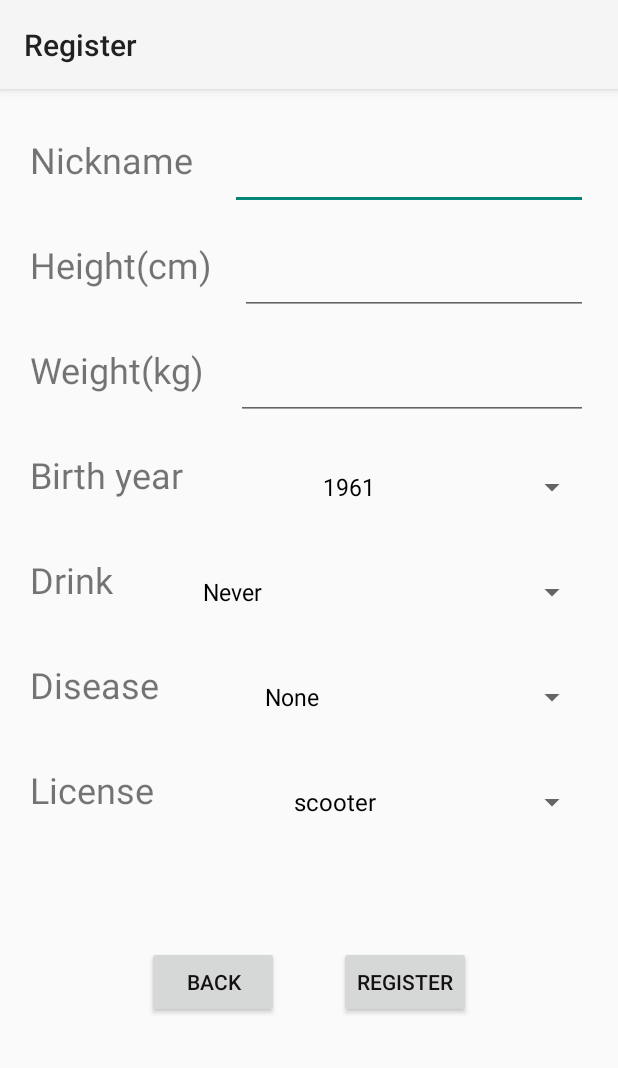
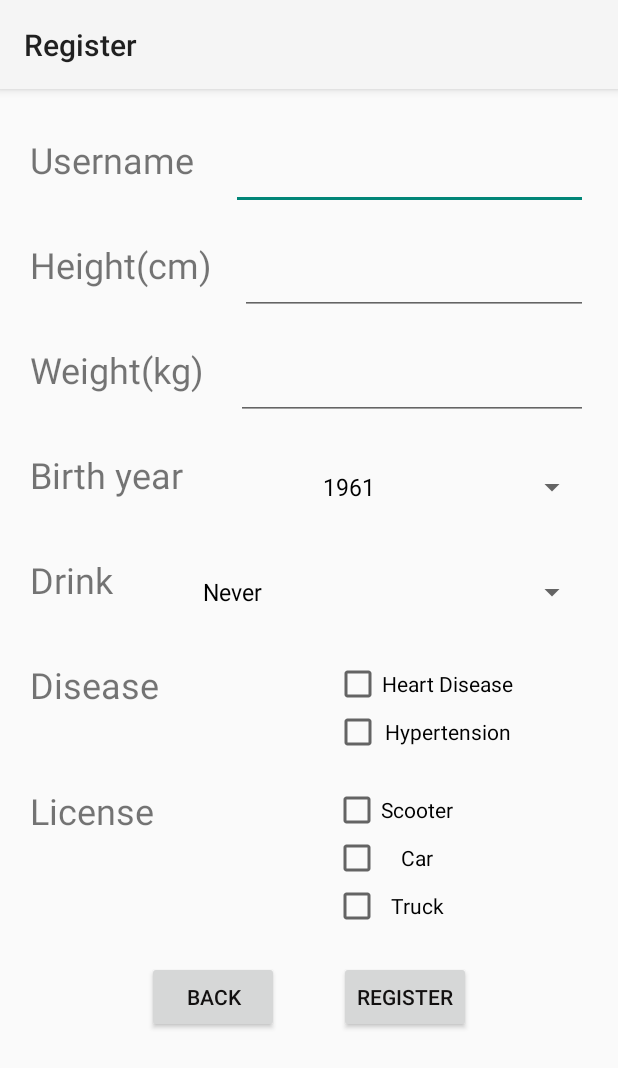
Before and after one commit to shadow9heaven/FEWS1.0, an Android app: the personInfo screen opened directly, with no data from a screen before it, on a phone screen of 412 x 824 dp. Shown: the top 1068 px of the screen. Run offline under Robolectric (Android 15) with nearby library versions, the phone set to English and light mode, and no system bars; libraries missing offline, so code that uses them is left out: org.mindrot.jbcrypt; network calls fail; 2 statements that could not run were skipped.

Commit message:
<update 2021/05/14> 1.update the datatype and license and disease checkbox

```diff
--- a/app/src/main/AndroidManifest.xml
+++ b/app/src/main/AndroidManifest.xml
@@ -54,7 +54,8 @@
             android:theme="@style/Theme.Login.AppBarOverlay" />
         <activity
             android:name=".loginactivity"
-            android:screenOrientation="portrait" />
+            android:screenOrientation="portrait"
+            android:theme="@style/Theme.Login.AppBarOverlay" />
         <activity
             android:name=".changeuser"
             android:noHistory="true"
--- a/app/src/main/java/com/ble/drive_status_cntl/Carinfo.kt
+++ b/app/src/main/java/com/ble/drive_status_cntl/Carinfo.kt
@@ -64,8 +64,8 @@ class Carinfo : AppCompatActivity() {
     private var Car_List = HashMap<String, String>()
     lateinit var swipeToRefresh: SwipeRefreshLayout
     var numberOfReq=0
-    val check_url="http://59.120.189.128:5000/data/biologueQuery"
-    val test_url="http://59.120.189.128:5000/data/biologueData"
+    val check_url="http://59.120.189.128:8081/data/biologueQuery"
+    val test_url="http://59.120.189.128:8081/data/biologueData"
     var ispost=false
     // Define the ECG and BCG sampling rate
     val ECG_FS = 128
--- a/app/src/main/java/com/ble/drive_status_cntl/personInfo.kt
+++ b/app/src/main/java/com/ble/drive_status_cntl/personInfo.kt
@@ -2,6 +2,7 @@ package com.ble.drive_status_cntl
 
 
 import android.Manifest
+import android.content.Intent
 import android.content.pm.PackageManager
 import android.os.Build
 import androidx.appcompat.app.AppCompatActivity
@@ -24,33 +25,38 @@ import org.mindrot.jbcrypt.BCrypt
 import java.io.File
 import java.lang.Exception
 import java.util.*
+import kotlin.collections.ArrayList
+import kotlin.reflect.typeOf
 
 class personInfo : AppCompatActivity(),View.OnClickListener{
     lateinit var bt_register : Button
     lateinit var bt_back:Button
     lateinit var sp_drink : Spinner
-    lateinit var sp_license : Spinner
-    lateinit var sp_disease : Spinner
     lateinit var sp_birthyear : Spinner
-    lateinit var username:String
     lateinit var password:String
     lateinit var email:String
     lateinit var resStr :String
-    lateinit var ed_nickname:EditText
+    lateinit var ed_username:EditText
     lateinit var ed_height:EditText
     lateinit var ed_weight:EditText
-
+    lateinit var oid: String
+    lateinit var Bsonpassword:String
+    lateinit var cb_heartdisease:CheckBox
+    lateinit var cb_hypertension:CheckBox
+    lateinit var cb_scooter:CheckBox
+    lateinit var cb_car:CheckBox
+    lateinit var cb_truck:CheckBox
+    lateinit var license:List<Int>
+    lateinit var disease:List<Int>
     var birthyear=1961
     var timestamp:Long=0L
-    var license:Int=0
     var drink:Int=0
-    var disease:Int=0
     var numberOfReq=0
     var istest:Boolean=false
     var ispost:Boolean =false
     var status:Boolean=false
-    val rigester_url = "http://59.120.189.128:5000/data/biologueData"
-    var ckeck_url="http://59.120.189.128:5000/data/biologueQuery"
+    val rigester_url = "http://59.120.189.128:8081/data/biologueData"
+    var ckeck_url="http://59.120.189.128:8081/data/biologueQuery"
     ////personal file
     lateinit var commandPath : File
     val filename = "emulated/0/personalFile_4_28.txt"
@@ -62,9 +68,6 @@ class personInfo : AppCompatActivity(),View.OnClickListener{
         findID()
         birth_spin()
         drink_spin()
-        disease_spin()
-        license_spin()
-        username= intent.getStringExtra("username").toString()
         email= intent.getStringExtra("email").toString()
         password= intent.getStringExtra("password").toString()
         if (ContextCompat.checkSelfPermission(this, Manifest.permission.WRITE_EXTERNAL_STORAGE) != PackageManager.PERMISSION_GRANTED) {
@@ -96,21 +99,25 @@ class personInfo : AppCompatActivity(),View.OnClickListener{
         bt_register=findViewById(R.id.bt_register)
         bt_register.setOnClickListener(this)
         sp_birthyear = findViewById(R.id.sp_birthyear)
-        sp_disease=findViewById(R.id.sp_Disease)
         sp_drink=findViewById(R.id.sp_Drink)
-        sp_license=findViewById(R.id.sp_License)
         ed_height=findViewById(R.id.ed_height)
         ed_weight=findViewById(R.id.ed_weight)
-        ed_nickname=findViewById(R.id.ed_nickname)
+        ed_username=findViewById(R.id.ed_username)
+        cb_heartdisease=findViewById(R.id.cb_heartdisease)
+        cb_hypertension=findViewById(R.id.cb_hypertension)
+        cb_scooter=findViewById(R.id.cb_scooter)
+        cb_car=findViewById(R.id.cb_car)
+        cb_truck=findViewById(R.id.cb_truck)
     }
     override fun onClick(v: View?) {
         when(v?.id){
             R.id.bt_register -> {
                 if (status) {
-                    pack_personalfile1()
                     userinput()
                 }
                 else {
+                    license_check()
+                    disease_check()
                     pack_personalfile2()
                     setResult(RESULT_OK, getIntent())
                     finish()
@@ -126,16 +133,16 @@ class personInfo : AppCompatActivity(),View.OnClickListener{
         var filestring:String?
         var personObject=JSONObject()
         filestring = file.readText(Charsets.UTF_8)
-        personObject.put("username",username)
-        personObject.put("email",email)
-        personObject.put("password",password)
-        personObject.put("nickname",ed_nickname.text)
-        personObject.put("height",ed_height.text)
-        personObject.put("weight",ed_weight.text)
-        personObject.put("birth",birthyear)
-        personObject.put("drink",drink)
-        personObject.put("disease",disease)
-        personObject.put("license",license)
+        personObject.put("oid",oid.toString())
+        personObject.put("email",email.toString())
+        personObject.put("password",password.toString())
+        personObject.put("username",ed_username.text.toString())
+        personObject.put("height",ed_height.text.toString().toInt())
+        personObject.put("weight",ed_weight.text.toString().toInt())
+        personObject.put("birth",birthyear.toInt())
+        personObject.put("drink",drink.toInt())
+        personObject.put("disease",JSONArray(disease))
+        personObject.put("license",JSONArray(license))
         try {
             if (filestring.equals("null")) {
                 Log.e("test","here")
@@ -155,18 +162,18 @@ class personInfo : AppCompatActivity(),View.OnClickListener{
     private fun pack_personalfile2(){
         var file = File(commandPath, filename)
         var filestring:String?
+        filestring = file.readText(Charsets.UTF_8)
         var personObject=JSONObject()
-        personObject.put("username","null")
+        personObject.put("oid","null")
         personObject.put("email","null")
         personObject.put("password","null")
-        personObject.put("nickname",ed_nickname.text)
-        personObject.put("height",ed_height.text)
-        personObject.put("weight",ed_weight.text)
-        personObject.put("birth",birthyear)
-        personObject.put("drink",drink)
-        personObject.put("disease",disease)
-        personObject.put("license",license)
-        filestring = file.readText(Charsets.UTF_8)
+        personObject.put("username",ed_username.text.toString())
+        personObject.put("height",ed_height.text.toString().toInt())
+        personObject.put("weight",ed_weight.text.toString().toInt())
+        personObject.put("birth",birthyear.toInt())
+        personObject.put("drink",drink.toInt())
+        personObject.put("disease",JSONArray(disease))
+        personObject.put("license",JSONArray(license))
         try {
             if (filestring.equals("null")) {
 
@@ -190,25 +197,16 @@ class personInfo : AppCompatActivity(),View.OnClickListener{
     }
     private fun userinput(){
         timestamp= Date().time
-        if(!username.isNullOrEmpty()){
-            if (!email.isNullOrEmpty()){
-                if (!password.isNullOrEmpty()){
-                    password=generateHashedPass(password)
-                    checkRegister()
-                }
-                else Toast.makeText(this, "Password can't be empty.", Toast.LENGTH_SHORT).show()
+        if (!email.isNullOrEmpty()){
+            if (!password.isNullOrEmpty()){
+                Bsonpassword=generateHashedPass(password)
+                license_check()
+                disease_check()
+                checkRegister()
             }
-            else Toast.makeText(this, "Email can't be empty.", Toast.LENGTH_SHORT).show()
+            else Toast.makeText(this, "Password can't be empty.", Toast.LENGTH_SHORT).show()
         }
-        else Toast.makeText(this, "Username can't be empty.", Toast.LENGTH_SHORT).show()
-    }
-    private fun packname():JSONObject{
-        val nameobejct=JSONObject()
-        nameobejct.put("post_t", 0)/////string
-        var jsonname = JSONObject()
-        jsonname.put("\$regex", username)
-        nameobejct.put("username", jsonname) /////string
-        return nameobejct
+        else Toast.makeText(this, "Email can't be empty.", Toast.LENGTH_SHORT).show()
     }
     private fun packemail():JSONObject{
         val emailobejct=JSONObject()
@@ -219,16 +217,13 @@ class personInfo : AppCompatActivity(),View.OnClickListener{
         return emailobejct
     }
     private fun checkRegister(){
-        getJSON(packname())
+        getJSON(packemail())
         SystemClock.sleep(500)
         if (resStr.isNullOrEmpty()){
             getJSON(packemail())
             SystemClock.sleep(500)
             if (resStr.isNullOrEmpty()){
                 fetchJSON()
-                SystemClock.sleep(500)
-                setResult(RESULT_OK, getIntent())
-                finish()
             }
             else {
                 Toast.makeText(this, "This email is used.", Toast.LENGTH_SHORT).show()
@@ -268,14 +263,16 @@ class personInfo : AppCompatActivity(),View.OnClickListener{
     private fun fetchJSON(){
         var jsonObject= JSONObject()
         jsonObject.put("post_t", 0)/////string
-        jsonObject.put("username", username)/////string
-        jsonObject.put("email", email)
-        jsonObject.put("password", password)
-        jsonObject.put("birthyear", birthyear)
-        jsonObject.put("license", license)
-        jsonObject.put("drink", drink)
-        jsonObject.put("disease", disease)
-        jsonObject.put("timepstamp", timestamp)
+        jsonObject.put("email", email.toString())
+        jsonObject.put("password", Bsonpassword)
+        jsonObject.put("username", ed_username.text.toString())/////string
+        jsonObject.put("birthyear", birthyear.toInt())
+        jsonObject.put("height", ed_height.text.toString().toInt())
+        jsonObject.put("weight", ed_weight.text.toString().toInt())
+        jsonObject.put("drink", drink.toInt())
+        jsonObject.put("disease",JSONArray(disease))
+        jsonObject.put("license",JSONArray(license))
+        jsonObject.put("timestamp", Date().time)
         val client = OkHttpClient()
         val mediaType = "application/json".toMediaType()
         val body = jsonObject.toString().toRequestBody(mediaType)
@@ -295,6 +292,11 @@ class personInfo : AppCompatActivity(),View.OnClickListener{
                 ispost = true
                 resStr = response.body?.string().toString()
                 Log.e("Register Succeed", "${resStr}")
+                oid=resStr
+                pack_personalfile1()
+                setResult(RESULT_OK, getIntent())
+                Log.e("PERSONINFO","FINISH")
+                finish()
             }
 
 
@@ -316,42 +318,6 @@ class personInfo : AppCompatActivity(),View.OnClickListener{
             override fun onItemSelected(p0: AdapterView<*>?, p1: View?, p2: Int, p3: Long) {
                 Log.e("Spinner", "select $p2")
                 drink = p2
-            }
-            override fun onNothingSelected(p0: AdapterView<*>?) {
-            }
-        }
-    }
-    private fun disease_spin(){
-        val diseaselist = arrayListOf(
-            "None","heart disease", "hypertension"
-        )
-        val adapter = ArrayAdapter(
-            this,
-            android.R.layout.simple_spinner_dropdown_item,
-            diseaselist
-        )
-        sp_disease.adapter = adapter
-        sp_disease.onItemSelectedListener = object: AdapterView.OnItemSelectedListener {
-            override fun onItemSelected(p0: AdapterView<*>?, p1: View?, p2: Int, p3: Long) {
-                Log.e("Spinner", "select $p2")
-                disease = p2
-            }
-            override fun onNothingSelected(p0: AdapterView<*>?) {
-            }
-        }
-    }
-    private fun license_spin(){
-        val licenselist = arrayListOf("scooter","car","truck")
-        val adapter = ArrayAdapter(
-            this,
-            android.R.layout.simple_spinner_dropdown_item,
-            licenselist
-        )
-        sp_license.adapter = adapter
-        sp_license.onItemSelectedListener = object: AdapterView.OnItemSelectedListener {
-            override fun onItemSelected(p0: AdapterView<*>?, p1: View?, p2: Int, p3: Long) {
-                Log.e("Spinner", "select $p2")
-                license = p2
             }
             override fun onNothingSelected(p0: AdapterView<*>?) {
             }
@@ -380,4 +346,22 @@ class personInfo : AppCompatActivity(),View.OnClickListener{
             }
         }
     }
+    private fun license_check(){
+        license= listOf()
+        if(cb_scooter.isChecked)license += 1
+        else license+=0
+        if (cb_car.isChecked)license += 1
+        else license+=0
+        if (cb_truck.isChecked)license += 1
+        else license+=0
+        Log.e("license","$license")
+    }
+    private fun disease_check(){
+        disease= listOf()
+        if (cb_heartdisease.isChecked)disease+=1
+        else disease+=0
+        if (cb_hypertension.isChecked)disease+=1
+        else disease+=0
+        Log.e("disease","${disease}")
+    }
 }
--- a/app/src/main/res/layout/activity_initial.xml
+++ b/app/src/main/res/layout/activity_initial.xml
@@ -90,12 +90,15 @@
             app:layout_constraintRight_toRightOf="parent"
             app:layout_constraintTop_toTopOf="@id/ll_register"
             >
+
             <com.google.android.gms.common.SignInButton
                 android:id="@+id/sign_in_button"
                 android:layout_width="match_parent"
                 android:layout_height="wrap_content"
+                android:clickable="false"
                 android:textColor="#121010"
-                android:textSize="14sp" />
+                android:textSize="14sp"
+                android:visibility="invisible" />
         </LinearLayout>
         <LinearLayout
         android:id = "@+id/ll_exit_and_demo"
--- a/app/src/main/res/layout/activity_person_info.xml
+++ b/app/src/main/res/layout/activity_person_info.xml
@@ -1,7 +1,15 @@
 <?xml version="1.0" encoding="utf-8"?>
-<androidx.constraintlayout.widget.ConstraintLayout xmlns:android="http://schemas.android.com/apk/res/android"
+<ScrollView
+    xmlns:android="http://schemas.android.com/apk/res/android"
     xmlns:app="http://schemas.android.com/apk/res-auto"
     xmlns:tools="http://schemas.android.com/tools"
+
+    android:scrollbarStyle="outsideOverlay"
+    android:layout_height="fill_parent"
+    android:layout_width="fill_parent"
+    android:fillViewport = "true"
+    >
+<androidx.constraintlayout.widget.ConstraintLayout
     android:layout_width="match_parent"
     android:layout_height="match_parent"
     tools:context=".personInfo">
@@ -35,7 +43,7 @@
         tools:layout_editor_absoluteX="0dp"
         tools:layout_editor_absoluteY="0dp">
         <LinearLayout
-            android:id="@+id/ll_nickname"
+            android:id="@+id/ll_username"
             android:layout_width="match_parent"
             android:layout_height="50dp"
             android:layout_marginLeft="20dp"
@@ -48,15 +56,15 @@
             app:layout_constraintTop_toTopOf="@id/parent">
 
             <TextView
-                android:id="@+id/signnickname"
+                android:id="@+id/signusername"
                 android:layout_width="wrap_content"
                 android:layout_height="match_parent"
                 android:layout_weight="1"
-                android:text="Nickname"
+                android:text="Username"
                 android:textSize="24sp" />
 
             <EditText
-                android:id="@+id/ed_nickname"
+                android:id="@+id/ed_username"
                 android:layout_width="wrap_content"
                 android:layout_height="match_parent"
                 android:layout_weight="1"
@@ -75,7 +83,7 @@
             android:orientation="horizontal"
             app:layout_constraintLeft_toLeftOf="parent"
             app:layout_constraintRight_toRightOf="parent"
-            app:layout_constraintTop_toTopOf="@id/ll_nickname">
+            app:layout_constraintTop_toTopOf="@id/ll_username">
 
             <TextView
                 android:id="@+id/signheight"
@@ -91,7 +99,7 @@
                 android:layout_height="match_parent"
                 android:layout_weight="1"
                 android:ems="10"
-                android:inputType="numberDecimal" />
+                android:inputType="number" />
 
         </LinearLayout>
         <LinearLayout
@@ -120,7 +128,7 @@
                 android:layout_height="match_parent"
                 android:layout_weight="1"
                 android:ems="10"
-                android:inputType="numberDecimal" />
+                android:inputType="number" />
 
         </LinearLayout>
         <LinearLayout
@@ -182,7 +190,7 @@
         <LinearLayout
             android:id="@+id/ll_Disease"
             android:layout_width="match_parent"
-            android:layout_height="50dp"
+            android:layout_height="wrap_content"
             android:layout_marginLeft="20dp"
             android:layout_marginTop="20dp"
             android:layout_marginRight="20dp"
@@ -196,21 +204,40 @@
                 android:id="@+id/signDisease"
                 android:layout_width="wrap_content"
                 android:layout_height="match_parent"
+                android:layout_marginRight="50dp"
                 android:layout_weight="1"
                 android:text="Disease"
                 android:textSize="24sp" />
 
-            <Spinner
-                android:id="@+id/sp_Disease"
+            <LinearLayout
+                android:id="@+id/ll_cb_disease"
                 android:layout_width="wrap_content"
                 android:layout_height="wrap_content"
-                android:layout_weight="1" />
+                android:gravity="center"
+                android:layout_marginRight="50dp"
+                android:orientation="vertical"
+                app:layout_constraintRight_toRightOf="parent">
+
+                <CheckBox
+                    android:id="@+id/cb_heartdisease"
+                    android:layout_width="match_parent"
+                    android:layout_height="wrap_content"
+                    android:text="Heart Disease"
+                    android:gravity="center"
+                    />
+                <CheckBox
+                    android:id="@+id/cb_hypertension"
+                    android:layout_width="match_parent"
+                    android:layout_height="wrap_content"
+                    android:text="Hypertension"
+                    android:gravity="center" />
+            </LinearLayout>
 
         </LinearLayout>
         <LinearLayout
             android:id="@+id/ll_License"
             android:layout_width="match_parent"
-            android:layout_height="50dp"
+            android:layout_height="wrap_content"
             android:layout_marginLeft="20dp"
             android:layout_marginTop="20dp"
             android:layout_marginRight="20dp"
@@ -225,22 +252,45 @@
                 android:layout_width="wrap_content"
                 android:layout_height="match_parent"
                 android:layout_weight="1"
+                android:layout_marginRight="90dp"
                 android:text="License"
                 android:textSize="24sp" />
 
-            <Spinner
-                android:id="@+id/sp_License"
+            <LinearLayout
+                android:id="@+id/ll_cb_license"
                 android:layout_width="wrap_content"
                 android:layout_height="wrap_content"
-                android:layout_weight="1" />
+                android:layout_marginRight="90dp"
+                android:gravity="center"
+                android:orientation="vertical"
+                app:layout_constraintRight_toRightOf="parent">
 
+                <CheckBox
+                    android:id="@+id/cb_scooter"
+                    android:layout_width="match_parent"
+                    android:layout_height="wrap_content"
+                    android:text="Scooter"
+                    android:gravity="center" />
+                <CheckBox
+                    android:id="@+id/cb_car"
+                    android:layout_width="match_parent"
+                    android:layout_height="wrap_content"
+                    android:text="Car"
+                    android:gravity="center" />
+                <CheckBox
+                    android:id="@+id/cb_truck"
+                    android:layout_width="match_parent"
+                    android:layout_height="wrap_content"
+                    android:text="Truck"
+                    android:gravity="center" />
+            </LinearLayout>
         </LinearLayout>
         <LinearLayout
             android:id="@+id/ll_button"
             android:layout_width="match_parent"
             android:layout_height="50dp"
             android:layout_marginLeft="40dp"
-            android:layout_marginTop="70dp"
+            android:layout_marginTop="20dp"
             android:layout_marginRight="40dp"
             android:gravity="center"
             android:orientation="horizontal"
@@ -266,3 +316,4 @@
 
     </LinearLayout>
 </androidx.constraintlayout.widget.ConstraintLayout>
+</ScrollView>
```
Also changed, not shown: app/src/main/java/com/ble/drive_status_cntl/Initial.kt (+14 -16 lines), app/src/main/java/com/ble/drive_status_cntl/Register.kt (+24 -47 lines), app/src/main/java/com/ble/drive_status_cntl/loginactivity.kt (+40 -29 lines), app/src/main/res/layout/activity_loginactivity.xml (+10 -36 lines), app/src/main/res/layout/activity_register.xml (+5 -32 lines), 1 other file.
